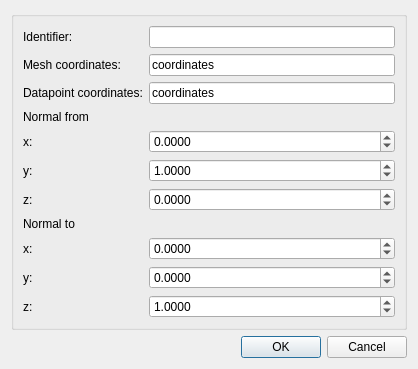
This is mapclientplugins/meshrotationstep/qt/configuredialog.ui in mapclient-plugins/mapclientplugins.meshrotationstep as Qt 5 draws it before an edit. The edited form follows.
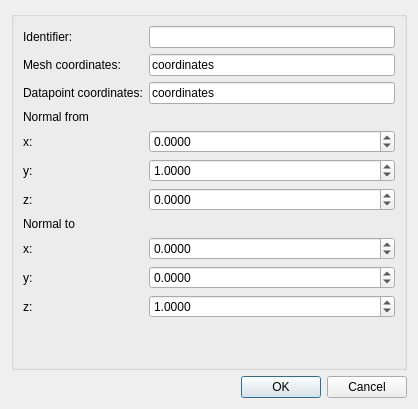
This is the edited form.

Commit message: Add empty line in execute method in step.py.

```diff
--- a/mapclientplugins/meshrotationstep/qt/configuredialog.ui
+++ b/mapclientplugins/meshrotationstep/qt/configuredialog.ui
@@ -7,7 +7,7 @@
     <x>0</x>
     <y>0</y>
     <width>418</width>
-    <height>357</height>
+    <height>409</height>
    </rect>
   </property>
   <property name="windowTitle">
```
The commit also changes 1 other file.
